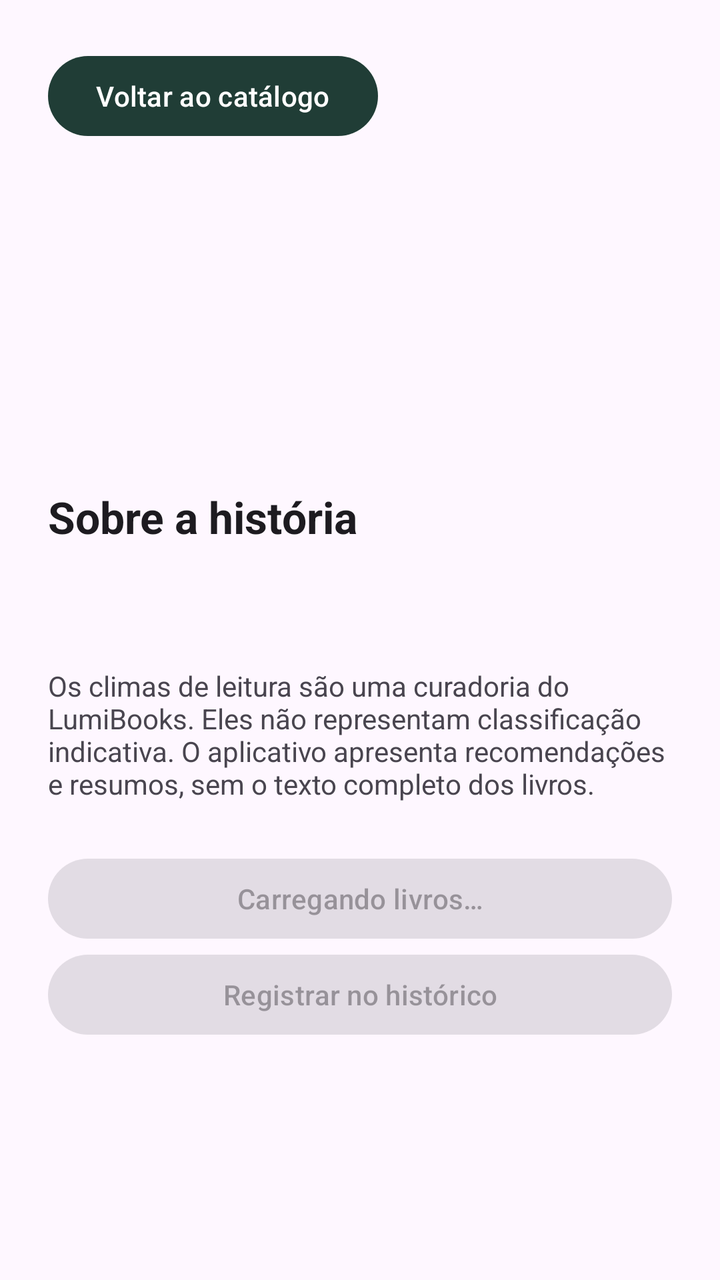
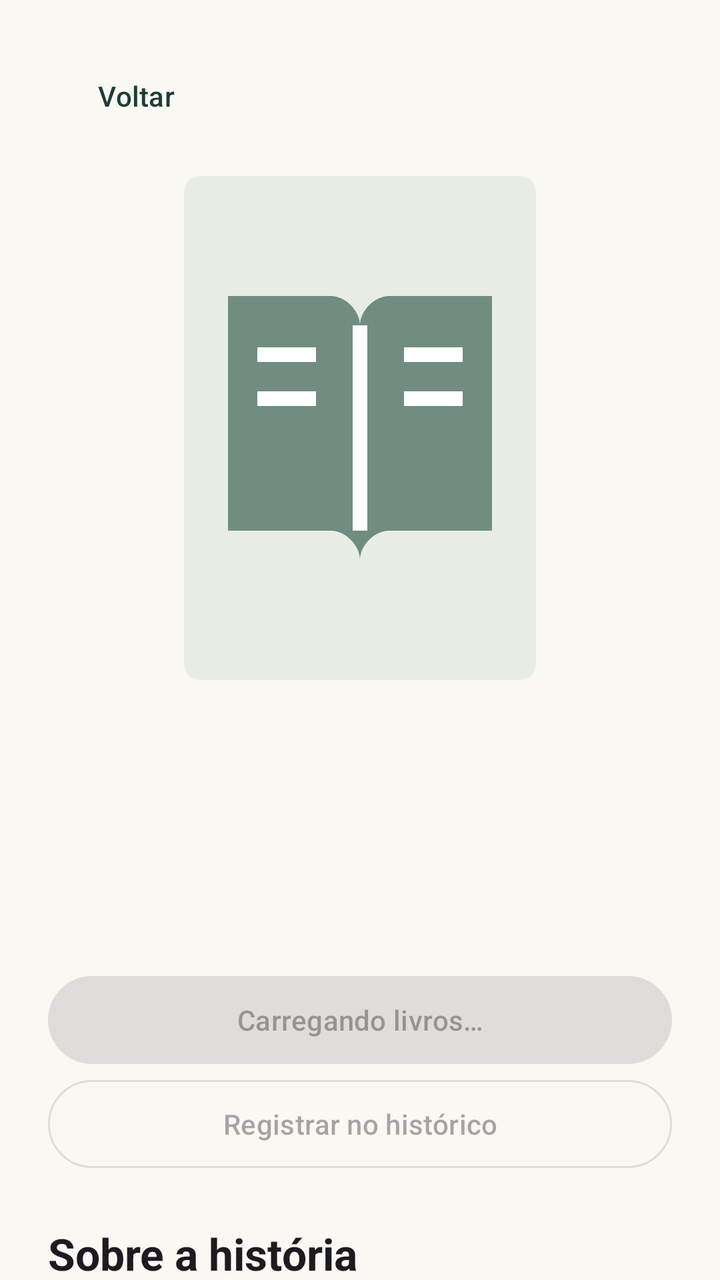

Two renders of the same Android screen: before a commit and after it. Below are the layout's source before the change and the commit's diff.
<!-- AndroidManifest.xml: application theme Theme.Projetofinal -->
<!-- res/layout/activity_book_details.xml -->
<?xml version="1.0" encoding="utf-8"?>
<androidx.core.widget.NestedScrollView xmlns:android="http://schemas.android.com/apk/res/android"
    android:id="@+id/principal" android:layout_width="match_parent" android:layout_height="match_parent"
    android:fillViewport="true">
    <LinearLayout android:layout_width="match_parent" android:layout_height="wrap_content"
        android:orientation="vertical" android:padding="24dp">
        <com.google.android.material.button.MaterialButton android:id="@+id/botao_voltar"
            android:layout_width="wrap_content" android:layout_height="wrap_content"
            android:minHeight="48dp" android:text="@string/back_catalog" />
        <TextView android:id="@+id/clima_livro" android:layout_width="match_parent" android:layout_height="wrap_content"
            android:layout_marginTop="24dp" android:textSize="16sp" android:textColor="?attr/colorOnSurfaceVariant" />
        <TextView android:id="@+id/titulo_livro" android:layout_width="match_parent" android:layout_height="wrap_content"
            android:layout_marginTop="16dp" android:textSize="32sp" android:fontFamily="serif" android:textColor="?attr/colorOnSurface" />
        <TextView android:id="@+id/autor_livro" android:layout_width="match_parent" android:layout_height="wrap_content"
            android:layout_marginTop="12dp" android:textSize="18sp" android:textColor="?attr/colorOnSurfaceVariant" />
        <TextView android:layout_width="match_parent" android:layout_height="wrap_content"
            android:layout_marginTop="32dp" android:text="@string/synopsis" android:textStyle="bold"
            android:textSize="22sp" android:textColor="?attr/colorOnSurface" />
        <TextView android:id="@+id/sinopse_livro" android:layout_width="match_parent" android:layout_height="wrap_content"
            android:layout_marginTop="12dp" android:textSize="18sp" android:textColor="?attr/colorOnSurface" />
        <TextView android:layout_width="match_parent" android:layout_height="wrap_content"
            android:layout_marginTop="24dp" android:text="@string/curation_note"
            android:textSize="14sp" android:textColor="?attr/colorOnSurfaceVariant" />
        <com.google.android.material.button.MaterialButton android:id="@+id/botao_favorito"
            android:layout_width="match_parent" android:layout_height="wrap_content"
            android:layout_marginTop="24dp" android:minHeight="48dp" android:enabled="false"
            android:text="@string/carregando_livros" />
        <com.google.android.material.button.MaterialButton android:id="@+id/botao_registrar"
            android:layout_width="match_parent" android:layout_height="wrap_content"
            android:minHeight="48dp" android:enabled="false" android:text="@string/registrar_historico" />
    </LinearLayout>
</androidx.core.widget.NestedScrollView>
<!-- resources referenced by this layout -->
<resources>
  <string name="back_catalog">Voltar ao catálogo</string>
  <string name="carregando_livros">Carregando livros…</string>
  <string name="curation_note">Os climas de leitura são uma curadoria do LumiBooks. Eles não representam classificação indicativa. O aplicativo apresenta recomendações e resumos, sem o texto completo dos livros.</string>
  <string name="registrar_historico">Registrar no histórico</string>
  <string name="synopsis">Sobre a história</string>
  <style name="Theme.Projetofinal" parent="Base.Theme.Projetofinal" />
  <style name="Base.Theme.Projetofinal" parent="Theme.Material3.DayNight.NoActionBar">
          <item name="colorPrimary">@color/verde_lumibooks</item>
          <item name="android:windowBackground">?attr/colorSurface</item>
      </style>
  <color name="verde_lumibooks">#203D36</color>
</resources>

<!-- the commit's change to res/layout/activity_book_details.xml (unified diff, before → after) -->
@@ -1,32 +1,16 @@
 <?xml version="1.0" encoding="utf-8"?>
 <androidx.core.widget.NestedScrollView xmlns:android="http://schemas.android.com/apk/res/android"
-    android:id="@+id/principal" android:layout_width="match_parent" android:layout_height="match_parent"
-    android:fillViewport="true">
-    <LinearLayout android:layout_width="match_parent" android:layout_height="wrap_content"
-        android:orientation="vertical" android:padding="24dp">
-        <com.google.android.material.button.MaterialButton android:id="@+id/botao_voltar"
-            android:layout_width="wrap_content" android:layout_height="wrap_content"
-            android:minHeight="48dp" android:text="@string/back_catalog" />
-        <TextView android:id="@+id/clima_livro" android:layout_width="match_parent" android:layout_height="wrap_content"
-            android:layout_marginTop="24dp" android:textSize="16sp" android:textColor="?attr/colorOnSurfaceVariant" />
-        <TextView android:id="@+id/titulo_livro" android:layout_width="match_parent" android:layout_height="wrap_content"
-            android:layout_marginTop="16dp" android:textSize="32sp" android:fontFamily="serif" android:textColor="?attr/colorOnSurface" />
-        <TextView android:id="@+id/autor_livro" android:layout_width="match_parent" android:layout_height="wrap_content"
-            android:layout_marginTop="12dp" android:textSize="18sp" android:textColor="?attr/colorOnSurfaceVariant" />
-        <TextView android:layout_width="match_parent" android:layout_height="wrap_content"
-            android:layout_marginTop="32dp" android:text="@string/synopsis" android:textStyle="bold"
-            android:textSize="22sp" android:textColor="?attr/colorOnSurface" />
-        <TextView android:id="@+id/sinopse_livro" android:layout_width="match_parent" android:layout_height="wrap_content"
-            android:layout_marginTop="12dp" android:textSize="18sp" android:textColor="?attr/colorOnSurface" />
-        <TextView android:layout_width="match_parent" android:layout_height="wrap_content"
-            android:layout_marginTop="24dp" android:text="@string/curation_note"
-            android:textSize="14sp" android:textColor="?attr/colorOnSurfaceVariant" />
-        <com.google.android.material.button.MaterialButton android:id="@+id/botao_favorito"
-            android:layout_width="match_parent" android:layout_height="wrap_content"
-            android:layout_marginTop="24dp" android:minHeight="48dp" android:enabled="false"
-            android:text="@string/carregando_livros" />
-        <com.google.android.material.button.MaterialButton android:id="@+id/botao_registrar"
-            android:layout_width="match_parent" android:layout_height="wrap_content"
-            android:minHeight="48dp" android:enabled="false" android:text="@string/registrar_historico" />
-    </LinearLayout>
+ android:id="@+id/principal" android:layout_width="match_parent" android:layout_height="match_parent" android:fillViewport="true">
+ <LinearLayout android:layout_width="match_parent" android:layout_height="wrap_content" android:orientation="vertical" android:padding="24dp">
+ <com.google.android.material.button.MaterialButton android:id="@+id/botao_voltar" android:layout_width="wrap_content" android:layout_height="wrap_content" android:text="@string/voltar" style="@style/Widget.Material3.Button.TextButton" />
+ <ImageView android:id="@+id/capa_livro" android:layout_width="176dp" android:layout_height="252dp" android:layout_gravity="center_horizontal" android:layout_marginTop="16dp" android:layout_marginBottom="24dp" android:scaleType="fitCenter" android:background="@drawable/fundo_capa" android:src="@drawable/icone_livro" android:importantForAccessibility="no"/>
+ <TextView android:id="@+id/clima_livro" android:layout_width="match_parent" android:layout_height="wrap_content"  android:textSize="14sp" android:textColor="?attr/colorOnSurface" android:gravity="center" android:alpha="0.7"/>
+ <TextView android:id="@+id/titulo_livro" android:layout_width="match_parent" android:layout_height="wrap_content"  android:textSize="30sp" android:textColor="?attr/colorOnSurface" android:fontFamily="serif" android:gravity="center" android:layout_marginTop="8dp"/>
+ <TextView android:id="@+id/autor_livro" android:layout_width="match_parent" android:layout_height="wrap_content"  android:textSize="16sp" android:textColor="?attr/colorOnSurface" android:gravity="center" android:layout_marginTop="8dp" android:alpha="0.7"/>
+ <com.google.android.material.button.MaterialButton android:id="@+id/botao_favorito" android:layout_width="match_parent" android:layout_height="wrap_content" android:layout_marginTop="24dp" android:minHeight="52dp" android:enabled="false" android:text="@string/carregando_livros"/>
+ <com.google.android.material.button.MaterialButton android:id="@+id/botao_registrar" android:layout_width="match_parent" android:layout_height="wrap_content" style="@style/Widget.Material3.Button.OutlinedButton" android:minHeight="52dp" android:enabled="false" android:text="@string/registrar_historico"/>
+ <TextView  android:layout_width="match_parent" android:layout_height="wrap_content" android:text="@string/synopsis" android:textSize="22sp" android:textColor="?attr/colorOnSurface" android:textStyle="bold" android:layout_marginTop="24dp"/>
+ <TextView android:id="@+id/sinopse_livro" android:layout_width="match_parent" android:layout_height="wrap_content"  android:textSize="17sp" android:textColor="?attr/colorOnSurface" android:lineSpacingExtra="4dp" android:layout_marginTop="12dp"/>
+ <TextView  android:layout_width="match_parent" android:layout_height="wrap_content" android:text="@string/fonte_capas" android:textSize="12sp" android:textColor="?attr/colorOnSurface" android:layout_marginTop="24dp" android:alpha="0.65"/>
+ </LinearLayout>
 </androidx.core.widget.NestedScrollView>
<!-- resource entries referenced after the edit -->
@@ -1,13 +1,25 @@
 <!-- resources referenced by this layout -->
 <resources>
-  <string name="back_catalog">Voltar ao catálogo</string>
+  <!-- drawable fundo_capa (drawable) -->
+  <shape xmlns:android="http://schemas.android.com/apk/res/android"><solid android:color="?attr/colorSurfaceVariant"/><corners android:radius="8dp"/></shape>
+  <!-- drawable icone_livro (drawable) -->
+  <vector xmlns:android="http://schemas.android.com/apk/res/android" android:width="48dp" android:height="48dp" android:viewportWidth="24" android:viewportHeight="24">
+      <path android:fillColor="#718D80" android:pathData="M3,3h7c1,0 2,1 2,2c0,-1 1,-2 2,-2h7v16h-7c-1,0 -2,1 -2,2c0,-1 -1,-2 -2,-2H3z" />
+      <path android:strokeColor="#FFFFFF" android:strokeWidth="1" android:fillColor="#00000000" android:pathData="M12,5v14M5,7h4M5,10h4M15,7h4M15,10h4" />
+  </vector>
   <string name="carregando_livros">Carregando livros…</string>
-  <string name="curation_note">Os climas de leitura são uma curadoria do LumiBooks. Eles não representam classificação indicativa. O aplicativo apresenta recomendações e resumos, sem o texto completo dos livros.</string>
+  <string name="fonte_capas">Capas: Open Library. A imagem pode ser de uma edição em outro idioma.</string>
   <string name="registrar_historico">Registrar no histórico</string>
   <string name="synopsis">Sobre a história</string>
+  <string name="voltar">Voltar</string>
   <style name="Theme.Projetofinal" parent="Base.Theme.Projetofinal" />
   <style name="Base.Theme.Projetofinal" parent="Theme.Material3.DayNight.NoActionBar">
           <item name="colorPrimary">@color/verde_lumibooks</item>
+          <item name="colorSurface">#FAF8F3</item>
+          <item name="colorSurfaceVariant">#E7EDE5</item>
+          <item name="colorOutlineVariant">#DCE2D9</item>
+          <item name="colorSecondaryContainer">#DCE8DC</item>
+          <item name="colorOnSecondaryContainer">#203D36</item>
           <item name="android:windowBackground">?attr/colorSurface</item>
       </style>
   <color name="verde_lumibooks">#203D36</color>
